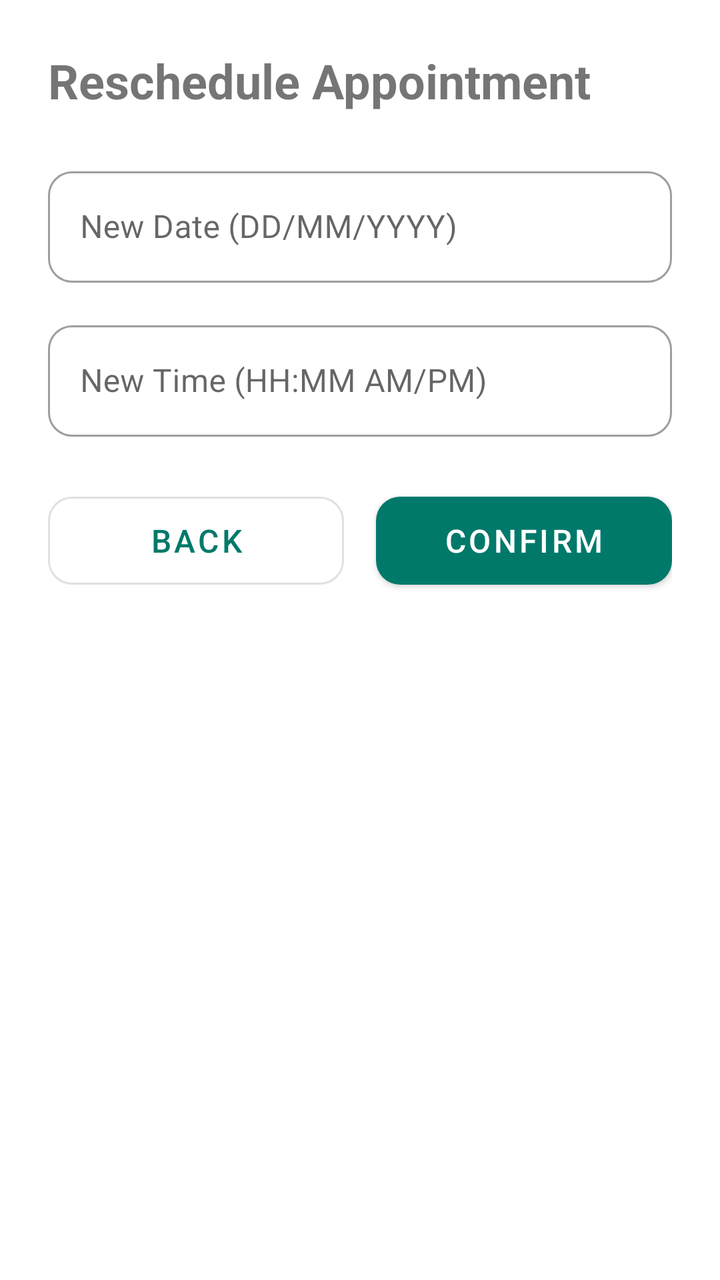
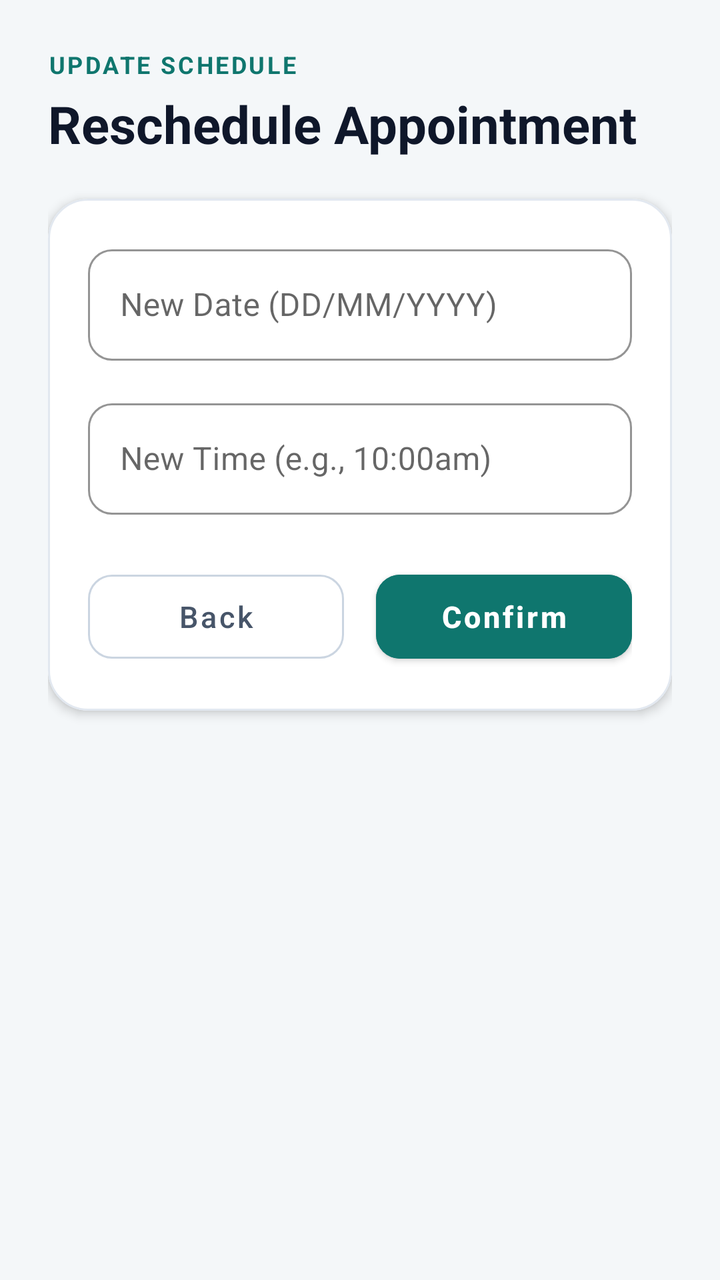

The first picture is an Android layout as it rendered before a commit; the second is the same layout after the commit. The layout source and the unified diff follow.
<!-- AndroidManifest.xml: application theme Theme.CommunityHealthSystem -->
<!-- res/layout/fragment_update_appointment.xml -->
<?xml version="1.0" encoding="utf-8"?>
<LinearLayout xmlns:android="http://schemas.android.com/apk/res/android"
    xmlns:app="http://schemas.android.com/apk/res-auto"
    android:layout_width="match_parent"
    android:layout_height="match_parent"
    android:orientation="vertical"
    android:padding="24dp"
    android:background="?android:attr/colorBackground">

    <TextView
        android:layout_width="match_parent"
        android:layout_height="wrap_content"
        android:layout_marginBottom="24dp"
        android:text="Reschedule Appointment"
        android:textSize="24sp"
        android:textStyle="bold" />

    <com.google.android.material.textfield.TextInputLayout
        style="@style/Widget.MaterialComponents.TextInputLayout.OutlinedBox"
        android:layout_width="match_parent"
        android:layout_height="wrap_content"
        android:layout_marginBottom="16dp">

        <com.google.android.material.textfield.TextInputEditText
            android:id="@+id/etNewDate"
            android:layout_width="match_parent"
            android:layout_height="wrap_content"
            android:hint="New Date (DD/MM/YYYY)" />
    </com.google.android.material.textfield.TextInputLayout>

    <com.google.android.material.textfield.TextInputLayout
        style="@style/Widget.MaterialComponents.TextInputLayout.OutlinedBox"
        android:layout_width="match_parent"
        android:layout_height="wrap_content"
        android:layout_marginBottom="24dp">

        <com.google.android.material.textfield.TextInputEditText
            android:id="@+id/etNewTime"
            android:layout_width="match_parent"
            android:layout_height="wrap_content"
            android:hint="New Time (HH:MM AM/PM)" />
    </com.google.android.material.textfield.TextInputLayout>

    
    <LinearLayout
        android:layout_width="match_parent"
        android:layout_height="wrap_content"
        android:orientation="horizontal"
        android:weightSum="2">

        
        <com.google.android.material.button.MaterialButton
            android:id="@+id/btnCancelReschedule"
            style="@style/Widget.MaterialComponents.Button.OutlinedButton"
            android:layout_width="0dp"
            android:layout_height="56dp"
            android:layout_weight="1"
            android:layout_marginEnd="8dp"
            android:text="Back"
            android:textSize="16sp"
            app:cornerRadius="12dp" />

        
        <com.google.android.material.button.MaterialButton
            android:id="@+id/btnConfirmReschedule"
            android:layout_width="0dp"
            android:layout_height="56dp"
            android:layout_weight="1"
            android:layout_marginStart="8dp"
            android:text="Confirm"
            android:textSize="16sp"
            app:cornerRadius="12dp" />
    </LinearLayout>

</LinearLayout>
<!-- resources referenced by this layout -->
<resources>
  <style name="Theme.CommunityHealthSystem" parent="Theme.MaterialComponents.Light.NoActionBar">
          
          <item name="colorPrimary">@color/colorPrimary</item>
          <item name="colorPrimaryVariant">@color/colorPrimaryVariant</item>
          <item name="colorOnPrimary">@color/colorOnPrimary</item>
  
          
          <item name="colorSecondary">@color/colorSecondary</item>
          <item name="colorSecondaryVariant">@color/colorSecondaryVariant</item>
          <item name="colorOnSecondary">@color/colorOnSecondary</item>
  
          
          <item name="android:statusBarColor">?attr/colorPrimaryVariant</item>
  
          
          <item name="shapeAppearanceSmallComponent">@style/ShapeAppearance.App.SmallComponent</item>
      </style>
  <color name="colorPrimary">#00796B</color>
  <color name="colorPrimaryVariant">#004D40</color>
  <color name="colorOnPrimary">#FFFFFF</color>
  <color name="colorSecondary">#0288D1</color>
  <color name="colorSecondaryVariant">#01579B</color>
  <color name="colorOnSecondary">#FFFFFF</color>
  <style name="ShapeAppearance.App.SmallComponent" parent="ShapeAppearance.MaterialComponents.SmallComponent">
          <item name="cornerFamily">rounded</item>
          <item name="cornerSize">12dp</item>
      </style>
</resources>

<!-- the commit's change to res/layout/fragment_update_appointment.xml (unified diff, before → after) -->
@@ -1,75 +1,122 @@
 <?xml version="1.0" encoding="utf-8"?>
-<LinearLayout xmlns:android="http://schemas.android.com/apk/res/android"
+<ScrollView xmlns:android="http://schemas.android.com/apk/res/android"
     xmlns:app="http://schemas.android.com/apk/res-auto"
     android:layout_width="match_parent"
     android:layout_height="match_parent"
-    android:orientation="vertical"
-    android:padding="24dp"
-    android:background="?android:attr/colorBackground">
+    android:background="#F4F7F9"
+    android:fillViewport="true">
 
-    <TextView
-        android:layout_width="match_parent"
-        android:layout_height="wrap_content"
-        android:layout_marginBottom="24dp"
-        android:text="Reschedule Appointment"
-        android:textSize="24sp"
-        android:textStyle="bold" />
-
-    <com.google.android.material.textfield.TextInputLayout
-        style="@style/Widget.MaterialComponents.TextInputLayout.OutlinedBox"
-        android:layout_width="match_parent"
-        android:layout_height="wrap_content"
-        android:layout_marginBottom="16dp">
-
-        <com.google.android.material.textfield.TextInputEditText
-            android:id="@+id/etNewDate"
-            android:layout_width="match_parent"
-            android:layout_height="wrap_content"
-            android:hint="New Date (DD/MM/YYYY)" />
-    </com.google.android.material.textfield.TextInputLayout>
-
-    <com.google.android.material.textfield.TextInputLayout
-        style="@style/Widget.MaterialComponents.TextInputLayout.OutlinedBox"
-        android:layout_width="match_parent"
-        android:layout_height="wrap_content"
-        android:layout_marginBottom="24dp">
-
-        <com.google.android.material.textfield.TextInputEditText
-            android:id="@+id/etNewTime"
-            android:layout_width="match_parent"
-            android:layout_height="wrap_content"
-            android:hint="New Time (HH:MM AM/PM)" />
-    </com.google.android.material.textfield.TextInputLayout>
-
-    
     <LinearLayout
         android:layout_width="match_parent"
         android:layout_height="wrap_content"
-        android:orientation="horizontal"
-        android:weightSum="2">
+        android:orientation="vertical"
+        android:padding="24dp">
 
-        
-        <com.google.android.material.button.MaterialButton
-            android:id="@+id/btnCancelReschedule"
-            style="@style/Widget.MaterialComponents.Button.OutlinedButton"
-            android:layout_width="0dp"
-            android:layout_height="56dp"
-            android:layout_weight="1"
-            android:layout_marginEnd="8dp"
-            android:text="Back"
-            android:textSize="16sp"
-            app:cornerRadius="12dp" />
+        <TextView
+            android:layout_width="wrap_content"
+            android:layout_height="wrap_content"
+            android:text="UPDATE SCHEDULE"
+            android:textColor="#0F766E"
+            android:textSize="12sp"
+            android:textStyle="bold"
+            android:letterSpacing="0.1" />
 
-        
-        <com.google.android.material.button.MaterialButton
-            android:id="@+id/btnConfirmReschedule"
-            android:layout_width="0dp"
-            android:layout_height="56dp"
-            android:layout_weight="1"
-            android:layout_marginStart="8dp"
-            android:text="Confirm"
-            android:textSize="16sp"
-            app:cornerRadius="12dp" />
+        <TextView
+            android:layout_width="wrap_content"
+            android:layout_height="wrap_content"
+            android:layout_marginTop="4dp"
+            android:layout_marginBottom="20dp"
+            android:text="Reschedule Appointment"
+            android:textColor="#0F172A"
+            android:textSize="26sp"
+            android:textStyle="bold" />
+
+        <com.google.android.material.card.MaterialCardView
+            android:layout_width="match_parent"
+            android:layout_height="wrap_content"
+            app:cardBackgroundColor="#FFFFFF"
+            app:cardCornerRadius="20dp"
+            app:cardElevation="3dp"
+            app:strokeColor="#E2E8F0"
+            app:strokeWidth="1dp">
+
+            <LinearLayout
+                android:layout_width="match_parent"
+                android:layout_height="wrap_content"
+                android:orientation="vertical"
+                android:padding="20dp">
+
+                <com.google.android.material.textfield.TextInputLayout
+                    style="@style/Widget.MaterialComponents.TextInputLayout.OutlinedBox"
+                    android:layout_width="match_parent"
+                    android:layout_height="wrap_content"
+                    android:layout_marginBottom="16dp"
+                    app:boxCornerRadiusBottomEnd="12dp"
+                    app:boxCornerRadiusBottomStart="12dp"
+                    app:boxCornerRadiusTopEnd="12dp"
+                    app:boxCornerRadiusTopStart="12dp"
+                    app:boxStrokeColor="#0F766E">
+
+                    <com.google.android.material.textfield.TextInputEditText
+                        android:id="@+id/etNewDate"
+                        android:layout_width="match_parent"
+                        android:layout_height="wrap_content"
+                        android:hint="New Date (DD/MM/YYYY)" />
+                </com.google.android.material.textfield.TextInputLayout>
+
+                <com.google.android.material.textfield.TextInputLayout
+                    style="@style/Widget.MaterialComponents.TextInputLayout.OutlinedBox"
+                    android:layout_width="match_parent"
+                    android:layout_height="wrap_content"
+                    android:layout_marginBottom="24dp"
+                    app:boxCornerRadiusBottomEnd="12dp"
+                    app:boxCornerRadiusBottomStart="12dp"
+                    app:boxCornerRadiusTopEnd="12dp"
+                    app:boxCornerRadiusTopStart="12dp"
+                    app:boxStrokeColor="#0F766E">
+
+                    <com.google.android.material.textfield.TextInputEditText
+                        android:id="@+id/etNewTime"
+                        android:layout_width="match_parent"
+                        android:layout_height="wrap_content"
+                        android:hint="New Time (e.g., 10:00am)" />
+                </com.google.android.material.textfield.TextInputLayout>
+
+                <LinearLayout
+                    android:layout_width="match_parent"
+                    android:layout_height="wrap_content"
+                    android:orientation="horizontal"
+                    android:weightSum="2">
+
+                    <com.google.android.material.button.MaterialButton
+                        android:id="@+id/btnCancelReschedule"
+                        style="@style/Widget.MaterialComponents.Button.OutlinedButton"
+                        android:layout_width="0dp"
+                        android:layout_height="54dp"
+                        android:layout_marginEnd="8dp"
+                        android:layout_weight="1"
+                        android:text="Back"
+                        android:textAllCaps="false"
+                        android:textColor="#475569"
+                        android:textSize="15sp"
+                        app:cornerRadius="12dp"
+                        app:strokeColor="#CBD5E1" />
+
+                    <com.google.android.material.button.MaterialButton
+                        android:id="@+id/btnConfirmReschedule"
+                        android:layout_width="0dp"
+                        android:layout_height="54dp"
+                        android:layout_marginStart="8dp"
+                        android:layout_weight="1"
+                        android:backgroundTint="#0F766E"
+                        android:text="Confirm"
+                        android:textAllCaps="false"
+                        android:textColor="#FFFFFF"
+                        android:textSize="15sp"
+                        android:textStyle="bold"
+                        app:cornerRadius="12dp" />
+                </LinearLayout>
+            </LinearLayout>
+        </com.google.android.material.card.MaterialCardView>
     </LinearLayout>
-
-</LinearLayout>
+</ScrollView>
